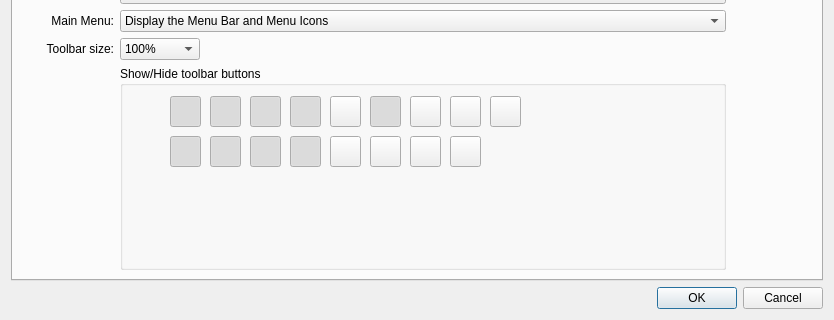
First picture: the form in src/settings.ui, repository RomanChebotarev/QtWeb, before the edit; both pictures show x 0 to 834 and y 148 to 468 of the 834 by 468 pixel window.
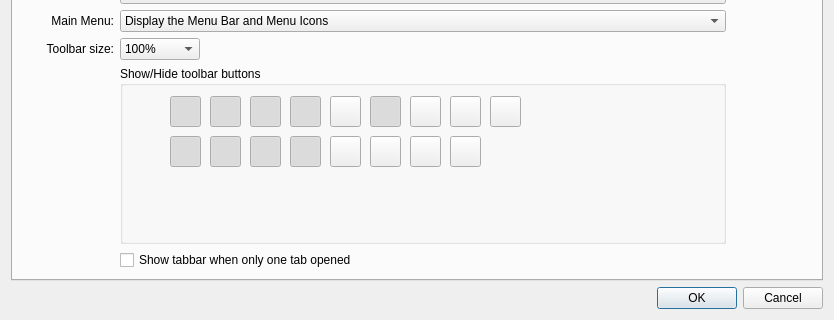
Second picture: the form after the edit. The open tabs and pages were chosen to show the change. Icons and pictures are not drawn.

Commit message: New option: "show tabbar when only one tab opened"

Diff of the .ui file:
```diff
--- a/src/settings.ui
+++ b/src/settings.ui
@@ -999,6 +999,13 @@
          </property>
         </widget>
        </item>
+       <item row="9" column="1">
+        <widget class="QCheckBox" name="cbShowOneTab">
+         <property name="text">
+          <string>Show tabbar when only one tab opened</string>
+         </property>
+        </widget>
+       </item>
       </layout>
      </widget>
      <widget class="QWidget" name="tab_2">
```
Left out of the diff: 22 changed lines with no effect on the pictures. The commit also changes 4 other files.
